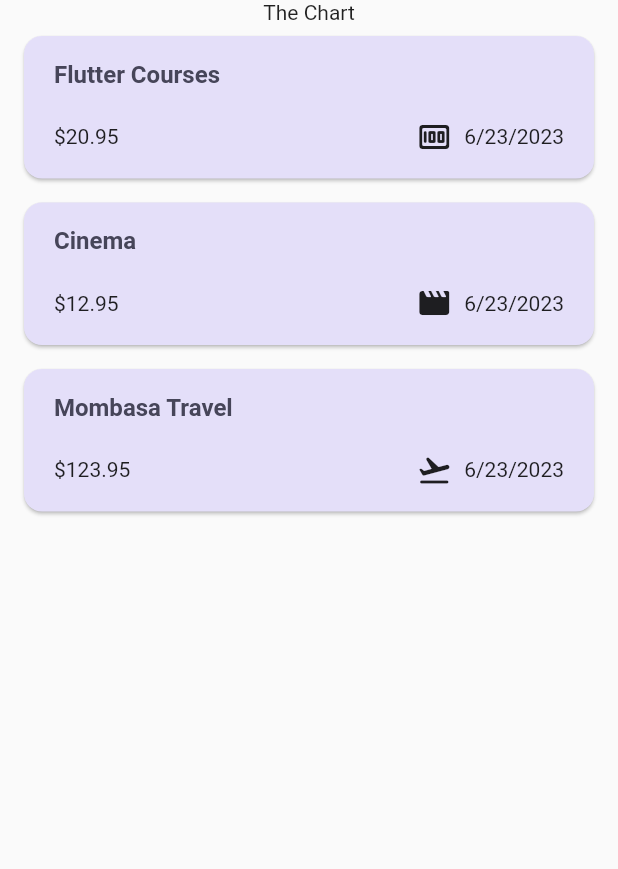
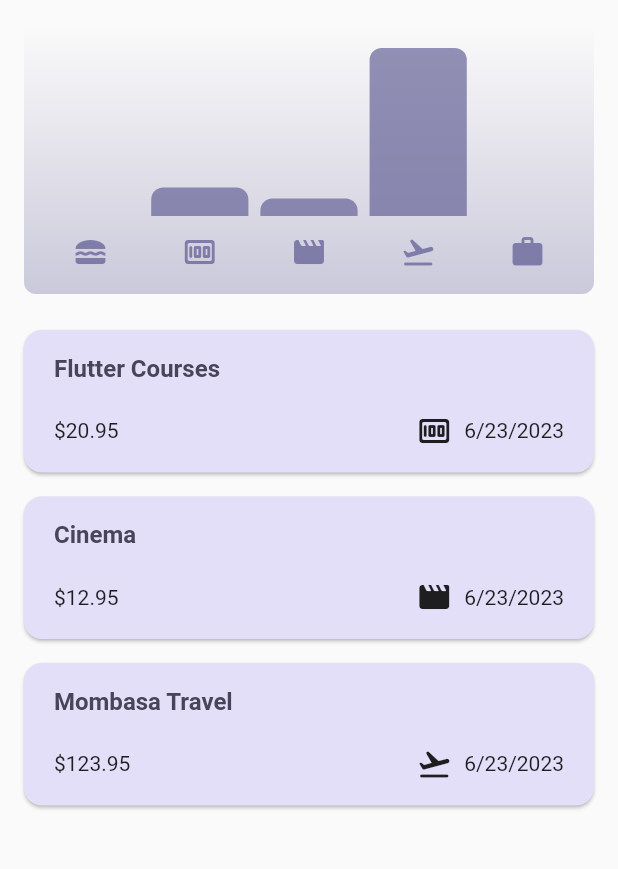
Before and after one commit to newtonkim/expense-tracker, a Flutter app: the screen it shows after launch, on a phone screen of 412 x 824 dp, the part 84-953 px from its top. Run offline on Flutter 3.47's test engine with Material 2 defaults, Android fonts, the phone set to English and light mode, and no system bars.

Commit message:
add chart widget

```diff
--- a/lib/models/expense.dart
+++ b/lib/models/expense.dart
@@ -57,7 +57,6 @@
 
      double get totalExpenses {
         double sum = 0;
-
       // looping through the expenses
       for(final expense in expenses ){
           // sum = sum  + expense.amount;
--- /dev/null
+++ b/lib/widgets/chart/chart.dart
@@ -0,0 +1,86 @@
+import 'package:flutter/material.dart';
+import 'package:expense_trucker/models/expense.dart';
+import 'package:expense_trucker/widgets/chart/chart_bar.dart';
+
+class Chart extends StatelessWidget {
+  const Chart({super.key, required this.expenses});
+
+  final List<Expense> expenses;
+
+  List<ExpenseBucket> get buckets {
+    return [
+      ExpenseBucket.forCategory(expenses, Categories.food),
+      ExpenseBucket.forCategory(expenses, Categories.fees),
+      ExpenseBucket.forCategory(expenses, Categories.leisure),
+      ExpenseBucket.forCategory(expenses, Categories.transport),
+      ExpenseBucket.forCategory(expenses, Categories.work),
+    ];
+  }
+
+  double get maxTotalExpense {
+    double maxTotalExpense = 0;
+
+    for (final bucket in buckets) {
+      if (bucket.totalExpenses > maxTotalExpense) {
+        maxTotalExpense = bucket.totalExpenses;
+      }
+    }
+    return maxTotalExpense;
+  }
+
+  Widget build(context) {
+    final isDarkMode =
+        MediaQuery.of(context).platformBrightness == Brightness.dark;
+
+    return Container(
+      margin: const EdgeInsets.all(16),
+      padding: const EdgeInsets.symmetric(
+        vertical: 16,
+        horizontal: 8,
+      ),
+      width: double.infinity,
+      height: 180,
+      decoration: BoxDecoration(
+        borderRadius: BorderRadius.circular(8),
+        gradient: LinearGradient(
+          colors: [
+            Theme.of(context).colorScheme.primary.withOpacity(0.3),
+            Theme.of(context).colorScheme.primary.withOpacity(0.0),
+          ],
+          begin: Alignment.bottomCenter,
+          end: Alignment.topCenter,
+        ),
+      ),
+      child: Column(
+        children:[
+          Expanded(
+            child: Row(
+              crossAxisAlignment: CrossAxisAlignment.end,
+              children: [
+                for(final bucket in buckets)
+                ChartBar(
+                  fill:bucket.totalExpenses / maxTotalExpense,
+                ),
+              ],
+            ),
+          ),
+          const SizedBox(height: 12,),
+          Row(
+            children: buckets
+            .map(
+              (bucket) => Expanded(
+                child: Padding(
+                  padding: const EdgeInsets.symmetric(horizontal: 4),
+                  child: Icon(categoryIcons[bucket.category],
+                  color: isDarkMode
+              ? Theme.of(context).colorScheme.secondary :Theme.of(context).colorScheme.primary.withOpacity(0.7),
+              ),
+               ),
+          ),
+          ).toList(),
+          )
+        ],
+      ),
+    );
+  }
+}
--- /dev/null
+++ b/lib/widgets/chart/chart_bar.dart
@@ -0,0 +1,33 @@
+import 'package:flutter/material.dart';
+
+class ChartBar extends StatelessWidget {
+  const ChartBar({super.key, required this.fill});
+
+  final double fill;
+
+  @override
+  Widget build(context) {
+    final isDarkMode =
+        MediaQuery.of(context).platformBrightness == Brightness.dark;
+
+    return Expanded(
+      child: Padding(
+        padding: const EdgeInsets.symmetric(horizontal: 4),
+        child: FractionallySizedBox(
+          heightFactor: fill,
+          child: DecoratedBox(
+            decoration: BoxDecoration(
+              shape: BoxShape.rectangle,
+              borderRadius: const BorderRadius.vertical(
+                top: Radius.circular(8),
+              ),
+              color: isDarkMode
+                  ? Theme.of(context).colorScheme.secondary
+                  : Theme.of(context).colorScheme.primary.withOpacity(0.65),
+            ),
+          ),
+        ),
+      ),
+    );
+  }
+}
--- a/lib/widgets/expenses.dart
+++ b/lib/widgets/expenses.dart
@@ -1,3 +1,4 @@
+import 'package:expense_trucker/widgets/chart/chart.dart';
 import 'package:flutter/material.dart';
 import 'package:expense_trucker/models/expense.dart';
 import 'package:expense_trucker/widgets/new_expense.dart';
@@ -99,7 +100,7 @@
       body: Column(
         children: [
           // Add ToolBar with Add button
-          const Text('The Chart'),
+          Chart(expenses: _registeredExpenses),
           Expanded(
             child: mainContent,
           ),
```
